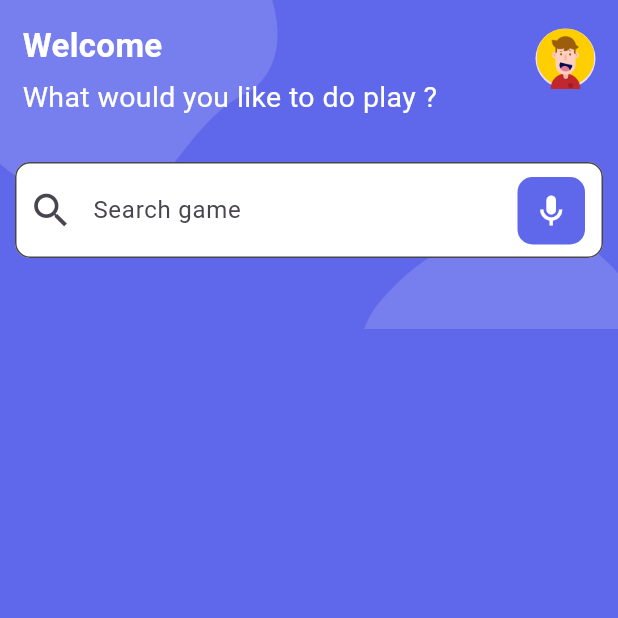
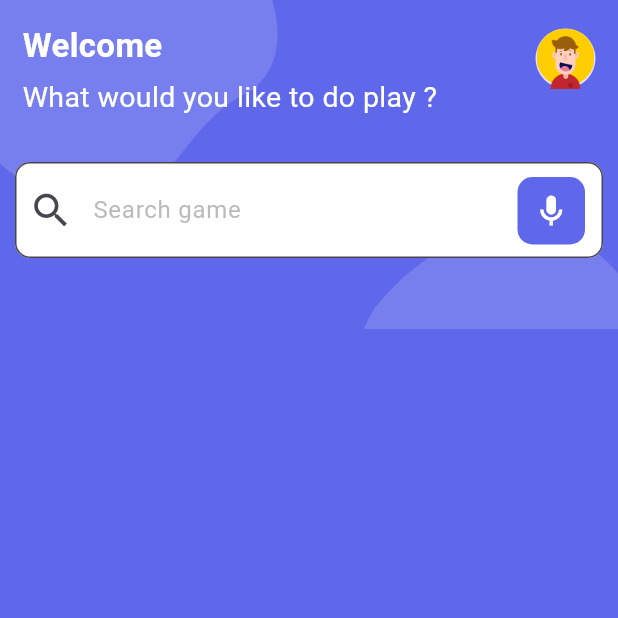
Before and after one commit to jeannotds/design-game-flutter, a Flutter app: the screen it shows after launch, on a phone screen of 412 x 824 dp, the top half of it. Run offline on Flutter 3.47's test engine with Material 3 defaults, Android fonts, the phone set to English and light mode, and no system bars.

Commit message:
change color placeholder

```diff
--- a/lib/pages/home/widget/search.dart
+++ b/lib/pages/home/widget/search.dart
@@ -28,9 +28,14 @@ class SearchSelection extends StatelessWidget {
                 prefixIcon: const Icon(
                   Icons.search_outlined,
                   size: 30,
+                  // color: Colors.red.withOpacity(0.7),
                 ),
                 //Placeholder
-                hintText: 'Search game'),
+                hintText: 'Search game',
+                //Change color of Placeholder
+                hintStyle: TextStyle(
+                  color: Colors.grey.withOpacity(0.7),
+                )),
           ),
           Positioned(
               //positionner l element à droite
```
